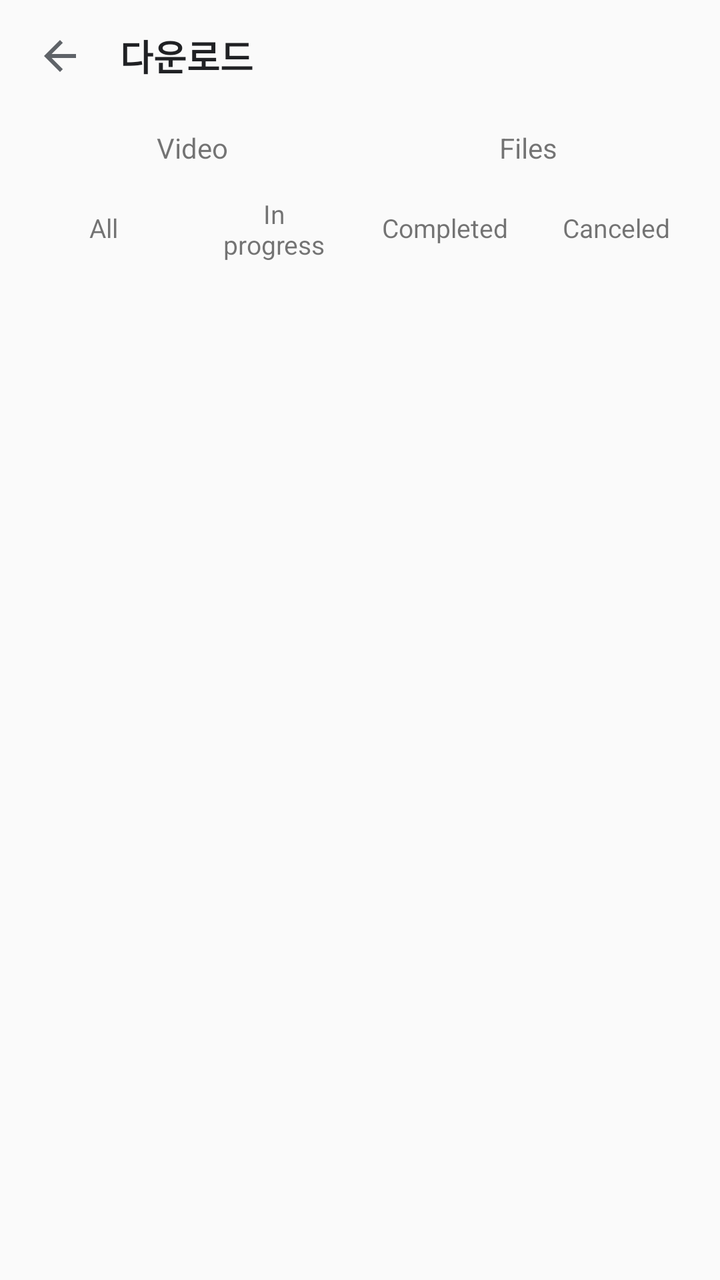
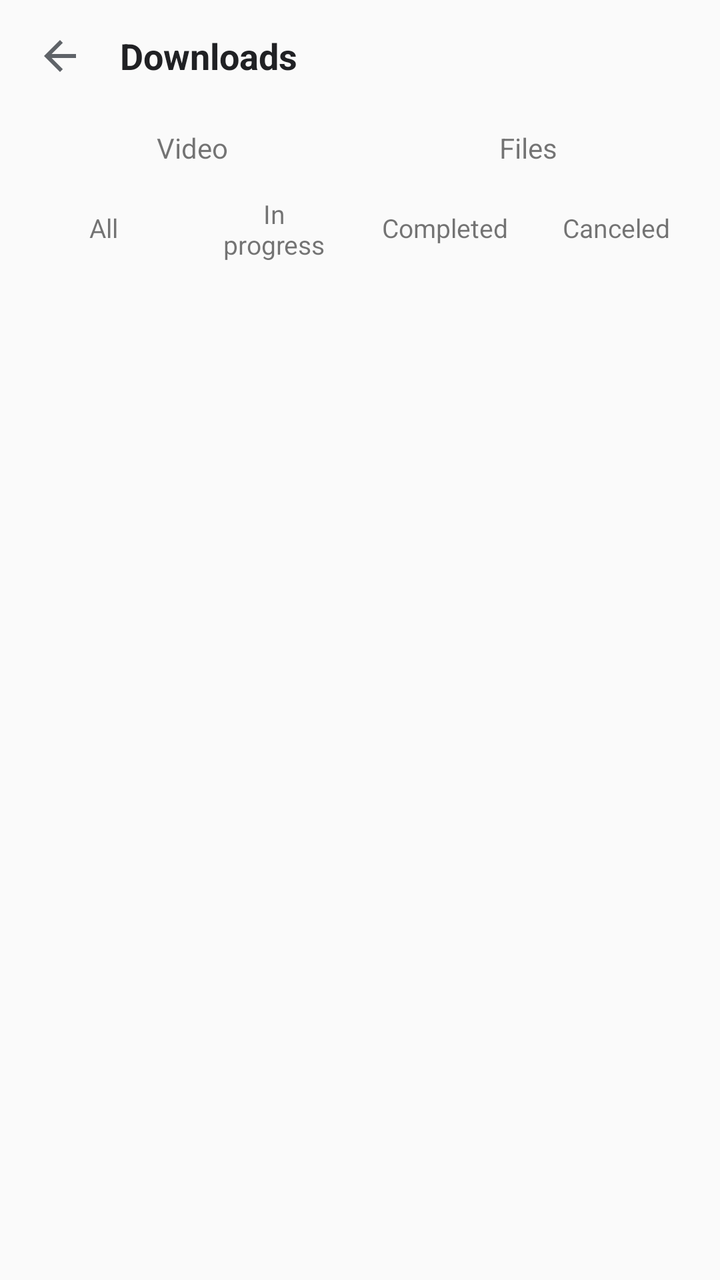

Two renders of the same Android screen: before a commit and after it. Below are the layout's source before the change and the commit's diff.
<!-- AndroidManifest.xml: application theme AppTheme -->
<!-- res/layout/activity_downloads.xml -->
<?xml version="1.0" encoding="utf-8"?>
<LinearLayout xmlns:android="http://schemas.android.com/apk/res/android"
    android:layout_width="match_parent"
    android:layout_height="match_parent"
    android:background="?android:attr/colorBackground"
    android:orientation="vertical">

    <LinearLayout
        android:layout_width="match_parent"
        android:layout_height="56dp"
        android:gravity="center_vertical"
        android:orientation="horizontal"
        android:paddingStart="8dp"
        android:paddingEnd="12dp">

        <ImageButton
            android:id="@+id/btnBack"
            android:layout_width="44dp"
            android:layout_height="44dp"
            android:background="@drawable/bg_btn_ripple"
            android:contentDescription="뒤로"
            android:padding="11dp"
            android:src="@drawable/ic_arrow_back"
            android:tint="@color/icon_tint" />

        <TextView
            android:layout_width="0dp"
            android:layout_height="wrap_content"
            android:layout_marginStart="8dp"
            android:layout_weight="1"
            android:text="다운로드"
            android:textColor="@color/text_primary"
            android:textSize="18sp"
            android:textStyle="bold" />
    </LinearLayout>

    
    <LinearLayout
        android:layout_width="match_parent"
        android:layout_height="wrap_content"
        android:gravity="center_vertical"
        android:orientation="horizontal"
        android:paddingStart="12dp"
        android:paddingEnd="12dp">

        <TextView
            android:id="@+id/tabMedia"
            android:layout_width="0dp"
            android:layout_height="36dp"
            android:layout_weight="1"
            android:gravity="center"
            android:text="@string/tab_media"
            android:textSize="14sp" />

        <TextView
            android:id="@+id/tabFiles"
            android:layout_width="0dp"
            android:layout_height="36dp"
            android:layout_weight="1"
            android:gravity="center"
            android:text="@string/tab_files"
            android:textSize="14sp" />
    </LinearLayout>

    
    <LinearLayout
        android:id="@+id/chipRow"
        android:layout_width="match_parent"
        android:layout_height="wrap_content"
        android:layout_marginTop="6dp"
        android:gravity="center_vertical"
        android:orientation="horizontal"
        android:paddingStart="12dp"
        android:paddingEnd="12dp"
        android:paddingBottom="8dp">

        <TextView
            android:id="@+id/chipAll"
            android:layout_width="0dp"
            android:layout_height="32dp"
            android:layout_weight="1"
            android:gravity="center"
            android:paddingStart="8dp"
            android:paddingEnd="8dp"
            android:text="@string/tab_all"
            android:textSize="13sp" />

        <TextView
            android:id="@+id/chipRunning"
            android:layout_width="0dp"
            android:layout_height="32dp"
            android:layout_marginStart="6dp"
            android:layout_weight="1"
            android:gravity="center"
            android:paddingStart="8dp"
            android:paddingEnd="8dp"
            android:text="@string/tab_running"
            android:textSize="13sp" />

        <TextView
            android:id="@+id/chipDone"
            android:layout_width="0dp"
            android:layout_height="32dp"
            android:layout_marginStart="6dp"
            android:layout_weight="1"
            android:gravity="center"
            android:paddingStart="8dp"
            android:paddingEnd="8dp"
            android:text="@string/tab_done"
            android:textSize="13sp" />

        <TextView
            android:id="@+id/chipCanceled"
            android:layout_width="0dp"
            android:layout_height="32dp"
            android:layout_marginStart="6dp"
            android:layout_weight="1"
            android:gravity="center"
            android:paddingStart="8dp"
            android:paddingEnd="8dp"
            android:text="@string/tab_canceled"
            android:textSize="13sp" />
    </LinearLayout>

    <FrameLayout
        android:layout_width="match_parent"
        android:layout_height="0dp"
        android:layout_weight="1">

        <androidx.recyclerview.widget.RecyclerView
            android:id="@+id/list"
            android:layout_width="match_parent"
            android:layout_height="match_parent" />

        <TextView
            android:id="@+id/txtEmpty"
            android:layout_width="wrap_content"
            android:layout_height="wrap_content"
            android:layout_gravity="center"
            android:textColor="#9AA0A6"
            android:textSize="14sp"
            android:visibility="gone" />
    </FrameLayout>
</LinearLayout>
<!-- resources referenced by this layout -->
<resources>
  <color name="icon_tint">#5F6368</color>
  <color name="text_primary">#202124</color>
  <!-- drawable bg_btn_ripple (drawable) -->
  <?xml version="1.0" encoding="utf-8"?>
  <ripple xmlns:android="http://schemas.android.com/apk/res/android"
      android:color="#1A000000">
      <item>
          <shape android:shape="rectangle">
              <solid android:color="@android:color/transparent" />
              <corners android:radius="24dp" />
          </shape>
      </item>
  </ripple>
  <!-- drawable ic_arrow_back (drawable) -->
  <vector xmlns:android="http://schemas.android.com/apk/res/android"
      android:width="24dp"
      android:height="24dp"
      android:viewportWidth="24"
      android:viewportHeight="24">
      <path
          android:fillColor="#FFFFFF"
          android:pathData="M20,11H7.83l5.59,-5.59L12,4l-8,8 8,8 1.41,-1.41L7.83,13H20v-2z" />
  </vector>
  <string name="tab_all">All</string>
  <string name="tab_canceled">Canceled</string>
  <string name="tab_done">Completed</string>
  <string name="tab_files">Files</string>
  <string name="tab_media">Video</string>
  <string name="tab_running">In progress</string>
  <style name="AppTheme" parent="android:Theme.Material.Light.NoActionBar">
          <item name="android:forceDarkAllowed">true</item>
          <item name="android:colorPrimary">#1A73E8</item>
          <item name="android:colorPrimaryDark">#1450A0</item>
          <item name="android:colorAccent">#1A73E8</item>
          <item name="android:navigationBarColor">#FFFFFF</item>
      </style>
</resources>

<!-- the commit's change to res/layout/activity_downloads.xml (unified diff, before → after) -->
@@ -18,7 +18,7 @@
             android:layout_width="44dp"
             android:layout_height="44dp"
             android:background="@drawable/bg_btn_ripple"
-            android:contentDescription="뒤로"
+            android:contentDescription="@string/cd_back"
             android:padding="11dp"
             android:src="@drawable/ic_arrow_back"
             android:tint="@color/icon_tint" />
@@ -28,7 +28,7 @@
             android:layout_height="wrap_content"
             android:layout_marginStart="8dp"
             android:layout_weight="1"
-            android:text="다운로드"
+            android:text="@string/menu_downloads"
             android:textColor="@color/text_primary"
             android:textSize="18sp"
             android:textStyle="bold" />
<!-- resource entries referenced after the edit -->
@@ -23,6 +23,8 @@
           android:fillColor="#FFFFFF"
           android:pathData="M20,11H7.83l5.59,-5.59L12,4l-8,8 8,8 1.41,-1.41L7.83,13H20v-2z" />
   </vector>
+  <string name="cd_back">Back</string>
+  <string name="menu_downloads">Downloads</string>
   <string name="tab_all">All</string>
   <string name="tab_canceled">Canceled</string>
   <string name="tab_done">Completed</string>
